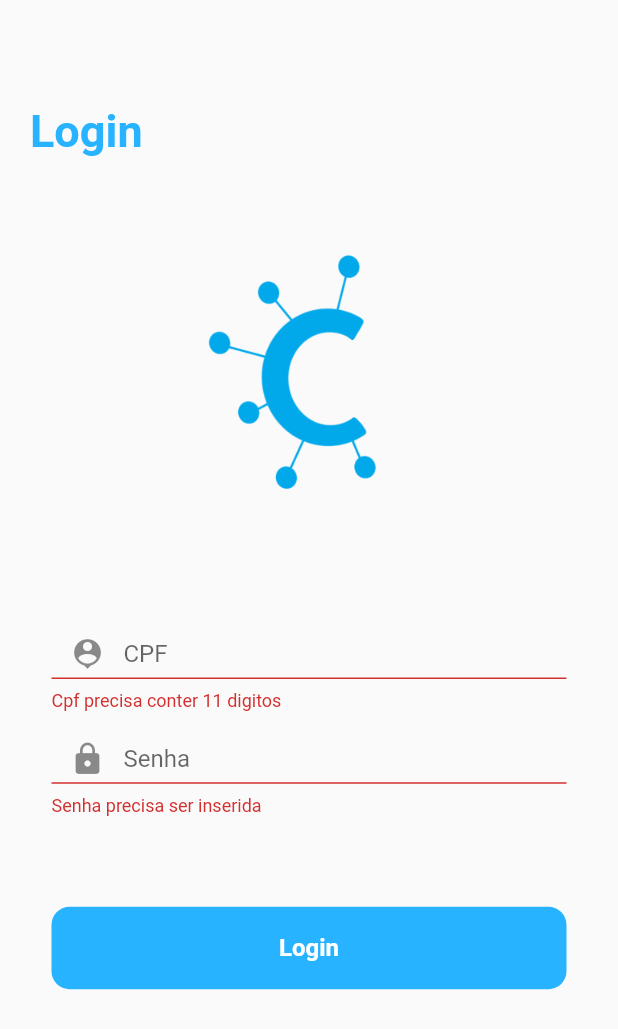
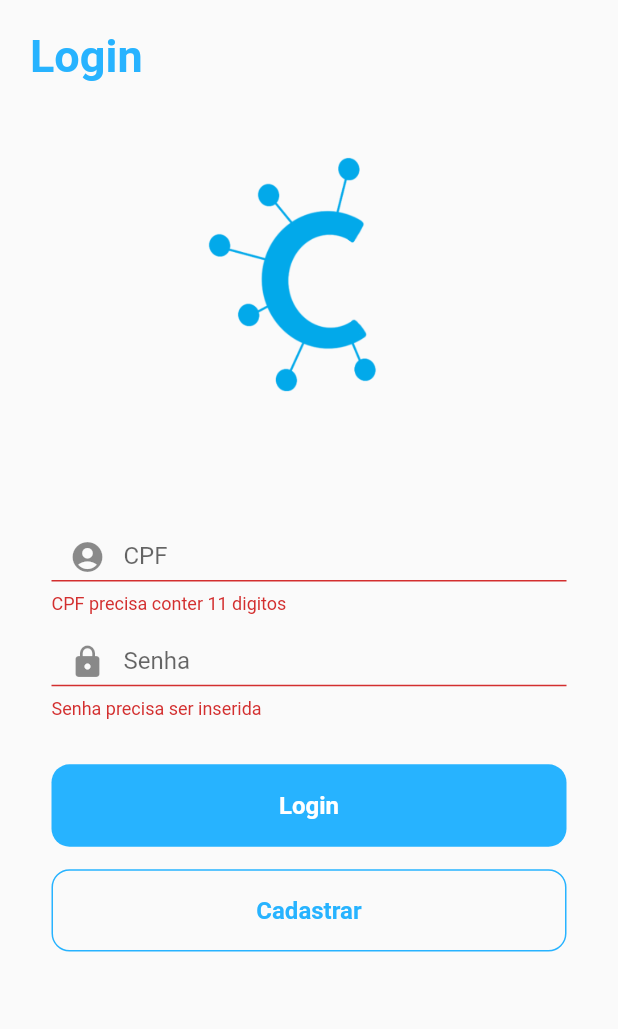
Before and after one commit to gabssanto/Covid-19-Hackathon-App, a Flutter app: the LoginPage screen opened directly, after a tap on "Login", on a phone screen of 412 x 824 dp. Shown: the top 1029 px of the screen. Run offline on Flutter 3.47's test engine with Material 2 defaults, Android fonts, the phone set to English and light mode, and no system bars; our stand-ins replace carousel_slider, dio, flutter_mobx, flutter_svg, google_maps_flutter, location and 1 more; missing offline and left inert: json_to_form, maps_launcher; generated files the repository leaves out were written again; project files that could hold a hidden picture were left out.

Commit message:
loginpagemudada

```diff
--- a/lib/global/loginAppBar.dart
+++ b/lib/global/loginAppBar.dart
@@ -16,18 +16,18 @@ class LoginAppBar extends StatelessWidget implements PreferredSizeWidget {
       @required this.onPressed,
       this.onTitleTapped,
       @required this.canGoBack})
-      : preferredSize = Size.fromHeight(150.0);
+      : preferredSize = Size.fromHeight(65.0);
 
   @override
   Widget build(BuildContext context) {
-    return Container(
+    return SafeArea(
+      child: Container(
         height: canGoBack ? 150 : 100,
-      margin: EdgeInsets.only(top: 30),
         child: Column(
           crossAxisAlignment: CrossAxisAlignment.start,
           children: <Widget>[
             Padding(
-            padding: EdgeInsets.only(left: 10, top: 20, bottom: 20, right: 20),
+              padding: EdgeInsets.only(left: 10, top: 0, bottom: 20, right: 20),
               child: Column(
                 crossAxisAlignment: CrossAxisAlignment.center,
                 mainAxisAlignment: MainAxisAlignment.start,
@@ -68,6 +68,7 @@ class LoginAppBar extends StatelessWidget implements PreferredSizeWidget {
             ),
           ],
         ),
+      ),
     );
   }
 }
--- a/lib/main.dart
+++ b/lib/main.dart
@@ -1,4 +1,3 @@
-import 'package:covid19/pages/home/home_page.dart';
 import 'package:covid19/pages/initialPage/initialPage.dart';
 import 'package:covid19/pages/login/login_page.dart';
 import 'package:flutter_localizations/flutter_localizations.dart';
@@ -27,7 +26,7 @@ class App extends StatelessWidget {
       theme: ThemeData(
         primarySwatch: Colors.blue,
       ),
-      home: HomePage(),
+      home: InitialPage(),
     );
   }
 }
--- a/lib/pages/login/login_page.dart
+++ b/lib/pages/login/login_page.dart
@@ -1,4 +1,5 @@
 import 'package:covid19/global/appSnackBar.dart';
+import 'package:covid19/global/backAppBar.dart';
 import 'package:covid19/global/loginAppBar.dart';
 import 'package:covid19/global/userInfo.dart';
 import 'package:covid19/mobx/handleHttpConnections.dart';
@@ -35,9 +36,7 @@ class _LoginPageState extends State<LoginPage> {
           return Form(
             key: _loginForm,
             autovalidate: _autoValidate,
-            child: SingleChildScrollView(
-              reverse: true,
-              child: Column(
+            child: ListView(
               children: <Widget>[
                 Container(
                   alignment: Alignment.topCenter,
@@ -54,6 +53,14 @@ class _LoginPageState extends State<LoginPage> {
                   ),
                 ),
                 Container(
+                  child: Padding(
+                    padding: EdgeInsets.only(
+                        bottom: MediaQuery.of(context).viewInsets.bottom),
+                    child: Column(
+                      crossAxisAlignment: CrossAxisAlignment.center,
+                      mainAxisAlignment: MainAxisAlignment.start,
+                      children: <Widget>[
+                        Container(
                             margin: EdgeInsets.only(top: 15),
                             width: MediaQuery.of(context).size.width / 1.2,
                             height: MediaQuery.of(context).size.height / 15,
@@ -66,6 +73,14 @@ class _LoginPageState extends State<LoginPage> {
                               decoration: new InputDecoration(
                                 hintText: "Digite seu CPF",
                                 labelText: "CPF",
+                                /*focusedErrorBorder: OutlineInputBorder(
+                                    borderSide: BorderSide(
+                                        color: Colors.red, width: 1.0),
+                                    borderRadius: BorderRadius.circular(12)),
+                                errorBorder: OutlineInputBorder(
+                                    borderSide: BorderSide(
+                                        color: Colors.red, width: 1.0),
+                                    borderRadius: BorderRadius.circular(12)),*/
                                 focusedBorder: OutlineInputBorder(
                                     borderSide: BorderSide(
                                         color: Color(0xff27b3ff), width: 1.0),
@@ -77,20 +92,20 @@ class _LoginPageState extends State<LoginPage> {
                                 prefixIcon: Padding(
                                   padding: EdgeInsets.only(top: 0),
                                   // add padding to adjust icon
-                            child: Icon(Icons.person_pin),
+                                  child: Icon(Icons.account_circle),
                                 ),
                               ),
                               validator: (String cpf) {
                                 return cpf.length == 11
                                     ? null
-                              : 'Cpf precisa conter 11 digitos';
+                                    : 'CPF precisa conter 11 digitos';
                               },
                               onSaved: (String val) {
                                 _cpf = val;
                               },
                             )),
                         Container(
-                      margin: EdgeInsets.only(top: 15),
+                            margin: EdgeInsets.only(top: 15, bottom: 30),
                             width: MediaQuery.of(context).size.width / 1.2,
                             height: MediaQuery.of(context).size.height / 15,
                             child: TextFormField(
@@ -121,16 +136,6 @@ class _LoginPageState extends State<LoginPage> {
                                 ),
                               ),
                             )),
-                  Container(margin: EdgeInsets.only(top: 40)),
-                  Container(
-                    child: Padding(
-                      padding: EdgeInsets.only(
-                          top: 20,
-                          bottom: MediaQuery.of(context).viewInsets.bottom),
-                      child: Column(
-                        crossAxisAlignment: CrossAxisAlignment.center,
-                        mainAxisAlignment: MainAxisAlignment.start,
-                        children: <Widget>[
                         SizedBox(
                           width: MediaQuery.of(context).size.width / 1.2,
                           height: MediaQuery.of(context).size.height / 15,
@@ -170,7 +175,7 @@ class _LoginPageState extends State<LoginPage> {
                                   } else {
                                     Scaffold.of(context).showSnackBar(
                                       appSnackBar(
-                                          'O cpf ou senha estão incorretos',
+                                        'O CPF ou Senha estão incorretos',
                                       ),
                                     );
                                   }
@@ -183,16 +188,36 @@ class _LoginPageState extends State<LoginPage> {
                             ),
                           ),
                         ),
+                        Padding(
+                          padding: const EdgeInsets.only(top: 15),
+                          child: SizedBox(
+                            width: MediaQuery.of(context).size.width / 1.2,
+                            height: MediaQuery.of(context).size.height / 15,
+                            child: OutlineButton(
+                              shape: RoundedRectangleBorder(
+                                borderRadius: BorderRadius.circular(12.0),
+                              ),
+                              borderSide: BorderSide(
+                                color: Color(0xff27b3ff),
+                              ),
+                              color: Color(0xff27b3ff),
+                              child: Text(
+                                'Cadastrar',
+                                style: TextStyle(
+                                  fontSize: 16,
+                                  fontWeight: FontWeight.bold,
+                                  color: Color(0xff27b3ff),
+                                ),
+                              ),
+                              onPressed: () {},
+                            ),
+                          ),
+                        )
                       ],
                     ),
                   ),
                 ),
-                  Container(
-                    alignment: Alignment.topCenter,
-                    padding: EdgeInsets.only(top: 10),
-                  ),
               ],
-              ),
             ),
           );
         },
```
Lines whose indentation alone changed are shown as unchanged.
